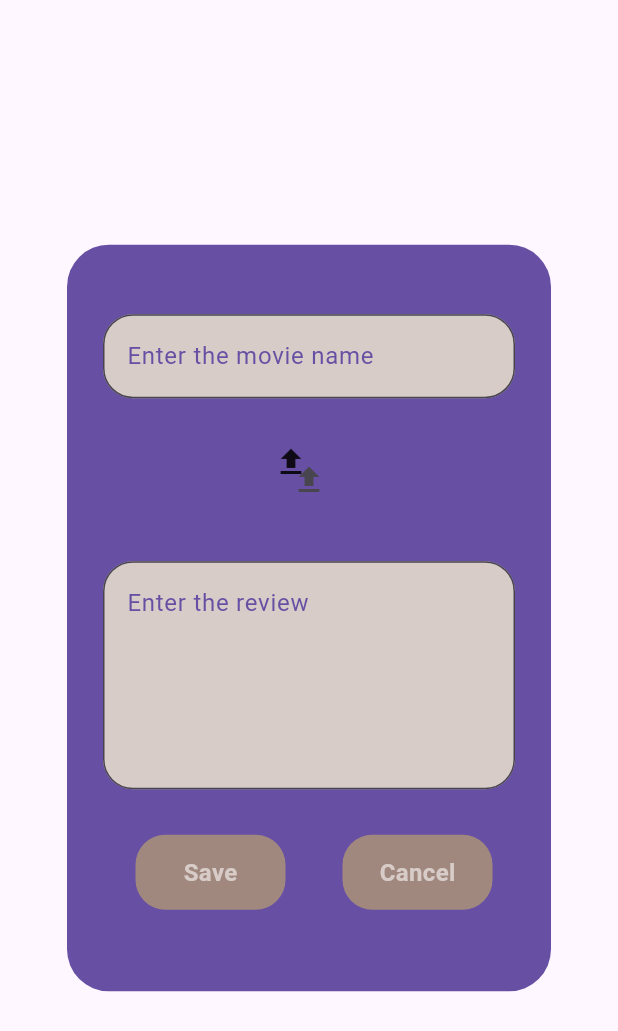
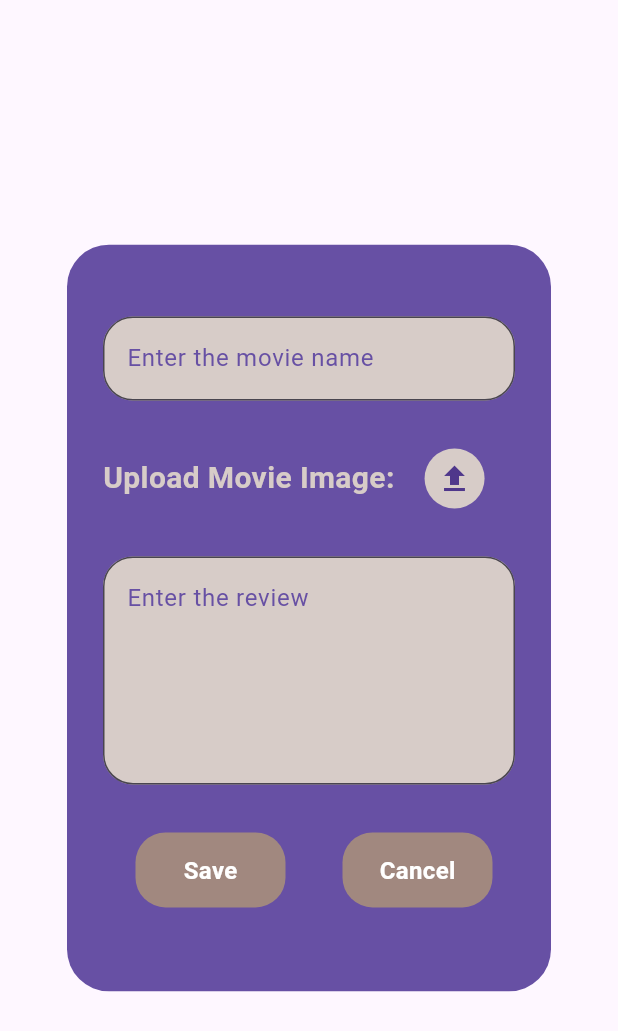
Before and after one commit to Farizaaaa/movie_review, a Flutter app: the DialogBox widget shown alone on an empty page, opened directly, on a phone screen of 412 x 824 dp. Shown: the top 1031 px of the screen. Run offline on Flutter 3.47's test engine with Material 3 defaults, Android fonts, the phone set to English and light mode, and no system bars; our stand-ins replace cloud_firestore, firebase_auth, firebase_core, firebase_storage, image_picker; accounts and stored records are empty; statements that could not run were skipped.

Commit message:
uploading files

```diff
--- a/lib/pages/sign_in_page.dart
+++ b/lib/pages/sign_in_page.dart
@@ -1,12 +1,11 @@
 import 'package:flutter/material.dart';
 import 'package:movie_review/pages/home_page.dart';
-import 'package:movie_review/pages/sign_up_page.dart';
 import 'package:movie_review/resources/authentication_methods.dart';
 import 'package:movie_review/widgets/my_button.dart';
 import 'package:movie_review/widgets/my_text_field.dart';
 
 class SignIn extends StatefulWidget {
-  Function()? onTap;
+  final Function()? onTap;
    SignIn({super.key,required this.onTap});
 
   @override
--- a/lib/pages/sign_up_page.dart
+++ b/lib/pages/sign_up_page.dart
@@ -5,7 +5,7 @@ import 'package:movie_review/widgets/my_button.dart';
 import 'package:movie_review/widgets/my_text_field.dart';
 
 class SignUp extends StatefulWidget {
-  Function()? onTap;
+  final Function()? onTap;
    SignUp({super.key,required this.onTap});
 
   @override
--- a/lib/resources/cloud_firestore_methods.dart
+++ b/lib/resources/cloud_firestore_methods.dart
@@ -19,6 +19,7 @@ class CloudFirestoreMethods {
         .doc(firebaseAuth.currentUser!.uid)
         .set(name.toJson());
   }
+
 
   Future getName() async {
     DocumentSnapshot snap = await firebaseFirestore
@@ -78,6 +79,7 @@ class CloudFirestoreMethods {
     return task.ref.getDownloadURL();
   }
 
+
 //   Future<Stream<QuerySnapshot<Map<String, dynamic>>>> getMovie() async {
 
 // //     Stream<QuerySnapshot<Map<String, dynamic>>> snap = await FirebaseFirestore.instance
--- a/lib/widgets/dialog_box.dart
+++ b/lib/widgets/dialog_box.dart
@@ -56,16 +56,40 @@ class _DialogBoxState extends State<DialogBox> {
           width: screenSize.width / 1.5,
           child: Column(
             mainAxisAlignment: MainAxisAlignment.spaceEvenly,
+            crossAxisAlignment: CrossAxisAlignment.start,
             children: [
               MyTextField(
                 controller: nameController,
                 text: "Enter the movie name",
                 line: 1,
               ),
+              Row(
+                mainAxisAlignment: MainAxisAlignment.start,
+                children: [
+                  Text(
+                    "Upload Movie Image:",
+                    style: TextStyle(
+                        color: Theme.of(context).primaryColorLight,
+                        fontWeight: FontWeight.bold,
+                        fontSize: 20),
+                  ),
+                  const SizedBox(
+                    width: 20,
+                  ),
                   Stack(
                     children: [
-                  img == null ? Icon(Icons.file_upload) : Image.memory(img!),
-                  IconButton(
+                      img == null
+                          ? Container()
+                          : Container(
+                              height: 90,
+                              width: 100,
+                              child: Image.memory(
+                                img!,
+                                fit: BoxFit.cover,
+                              )),
+                      CircleAvatar(
+                        backgroundColor: Theme.of(context).primaryColorLight,
+                        child: IconButton(
                             onPressed: () async {
                               Uint8List? temp = await Utils().pickImage();
                               if (temp != null) {
@@ -74,7 +98,18 @@ class _DialogBoxState extends State<DialogBox> {
                                 });
                               }
                             },
-                      icon: Icon(Icons.file_upload))
+                            icon: Icon(
+                              Icons.file_upload,
+
+                              shadows: [
+                                BoxShadow(
+                                    color: Theme.of(context).primaryColorLight)
+                              ],
+                              //color: Theme.of(context).primaryColorLight,
+                            )),
+                      )
+                    ],
+                  ),
                 ],
               ),
               MyTextField(
--- a/lib/widgets/my_button.dart
+++ b/lib/widgets/my_button.dart
@@ -15,23 +15,21 @@ class MyButton extends StatelessWidget {
 
   @override
   Widget build(BuildContext context) {
-    Size screenSize = MediaQuery.of(context).size;
+    //Size screenSize = MediaQuery.of(context).size;
     return GestureDetector(
       onTap: onTap,
       child: Container(
         height: height,
         width: width,
-        padding: EdgeInsets.all(14),
-        margin: EdgeInsets.symmetric(horizontal: 15),
+        padding: const EdgeInsets.all(14),
+        margin: const EdgeInsets.symmetric(horizontal: 15),
         decoration: BoxDecoration(
             color: Colors.brown[300], borderRadius: BorderRadius.circular(20)),
         child: Center(
             child: Text(
           text, // ignore: prefer_const_constructors
-          style: TextStyle(
-              color: Theme.of(context).primaryColorLight,
-              fontWeight: FontWeight.bold,
-              fontSize: 16),
+          style: const TextStyle(
+              color: Colors.white, fontWeight: FontWeight.bold, fontSize: 16),
         )),
       ),
     );
```
Also changed, not shown: lib/pages/home_page.dart (+50 -50 lines), lib/pages/search_page.dart (added, +11 -0 lines), lib/widgets/movie_review.dart (+12 -6 lines), lib/widgets/search_bar_widget.dart (added, +59 -0 lines), lib/images/bgdays.webp (added), lib/images/bigb.jpg (added), lib/images/kgf.jpg (added), lib/images/niram.jpg (added), lib/images/omshandioshana.jpg (added), 2 other files. Lines whose indentation alone changed are shown as unchanged.
